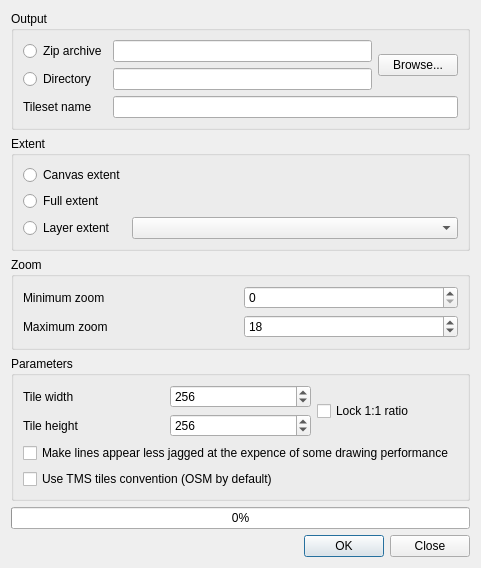
nextgis/qgis_qtiles, file qtilesdialogbase.ui: the form before one commit.
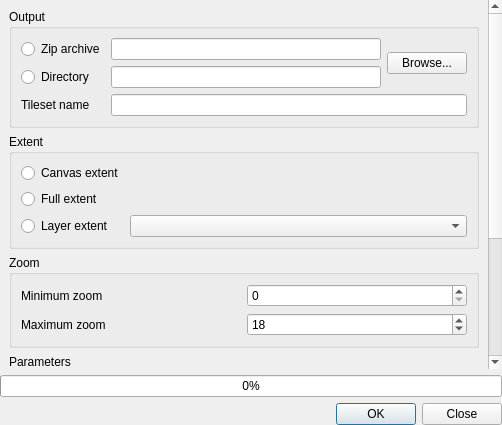
The form after the commit. Custom widgets are drawn as their Qt base class.

Commit message: use collapsible groupbox for parameters, write mapurl and viewer only when requested

The edit to the form file:
```diff
--- a/qtilesdialogbase.ui
+++ b/qtilesdialogbase.ui
@@ -6,14 +6,35 @@
    <rect>
     <x>0</x>
     <y>0</y>
-    <width>481</width>
-    <height>521</height>
+    <width>502</width>
+    <height>425</height>
    </rect>
   </property>
   <property name="windowTitle">
    <string>QTiles</string>
   </property>
   <layout class="QVBoxLayout" name="verticalLayout">
+   <property name="margin">
+    <number>0</number>
+   </property>
+   <item>
+    <widget class="QScrollArea" name="scrollArea">
+     <property name="frameShape">
+      <enum>QFrame::NoFrame</enum>
+     </property>
+     <property name="widgetResizable">
+      <bool>true</bool>
+     </property>
+     <widget class="QWidget" name="scrollAreaWidgetContents">
+      <property name="geometry">
+       <rect>
+        <x>0</x>
+        <y>0</y>
+        <width>486</width>
+        <height>522</height>
+       </rect>
+      </property>
+      <layout class="QVBoxLayout" name="verticalLayout_2">
    <item>
     <widget class="QGroupBox" name="groupBox">
      <property name="title">
@@ -144,7 +165,7 @@
     </widget>
    </item>
    <item>
-    <widget class="QGroupBox" name="groupBox_4">
+        <widget class="QgsCollapsibleGroupBox" name="grpParameters">
      <property name="title">
       <string>Parameters</string>
      </property>
@@ -216,7 +237,25 @@
         </property>
        </widget>
       </item>
-     </layout>
+          <item row="4" column="0" colspan="3">
+           <widget class="QCheckBox" name="chkWriteMapurl">
+            <property name="text">
+             <string>Write .mapurl file</string>
+            </property>
+           </widget>
+          </item>
+          <item row="5" column="0" colspan="3">
+           <widget class="QCheckBox" name="chkWriteViewer">
+            <property name="text">
+             <string>Write Leaflet-based viewer</string>
+            </property>
+           </widget>
+          </item>
+         </layout>
+        </widget>
+       </item>
+      </layout>
+     </widget>
     </widget>
    </item>
    <item>
@@ -238,6 +277,14 @@
    </item>
   </layout>
  </widget>
+ <customwidgets>
+  <customwidget>
+   <class>QgsCollapsibleGroupBox</class>
+   <extends>QGroupBox</extends>
+   <header>qgis.gui</header>
+   <container>1</container>
+  </customwidget>
+ </customwidgets>
  <resources/>
  <connections>
   <connection>
```
Left out of the diff: 6 changed lines with no effect on the pictures. Lines whose indentation alone changed are shown as unchanged. The commit also changes 2 other files.
